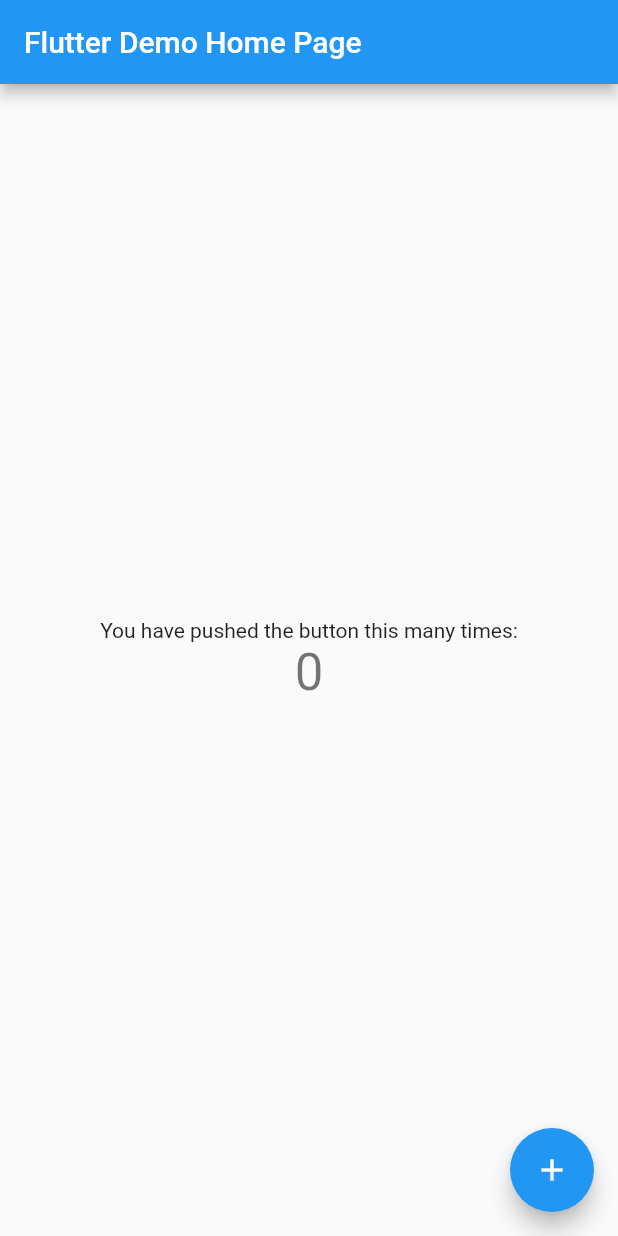
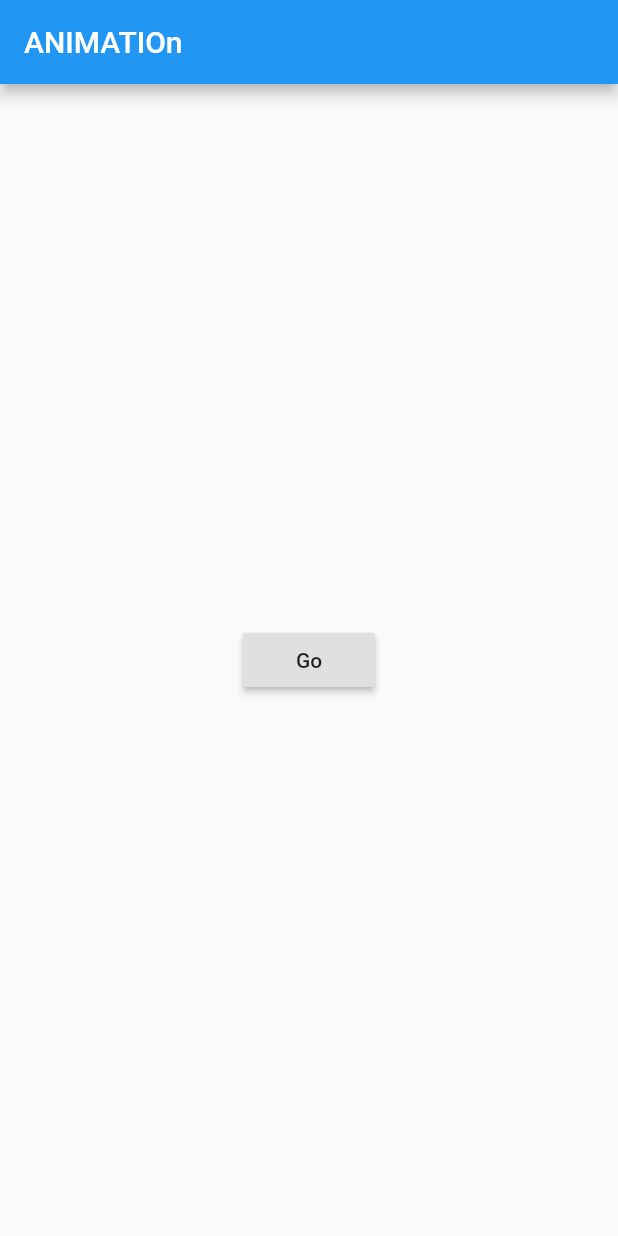
Before and after one commit to HirushaR/animation_app_01, a Flutter app: the screen it shows after launch, on a phone screen of 412 x 824 dp. Run offline on Flutter 3.47's test engine with Material 2 defaults, Android fonts, the phone set to English and light mode, and no system bars.

Commit message:
animation commit

```diff
--- a/lib/main.dart
+++ b/lib/main.dart
@@ -3,109 +3,63 @@ import 'package:flutter/material.dart';
 void main() => runApp(MyApp());
 
 class MyApp extends StatelessWidget {
-  // This widget is the root of your application.
   @override
   Widget build(BuildContext context) {
     return MaterialApp(
-      title: 'Flutter Demo',
-      theme: ThemeData(
-        // This is the theme of your application.
-        //
-        // Try running your application with "flutter run". You'll see the
-        // application has a blue toolbar. Then, without quitting the app, try
-        // changing the primarySwatch below to Colors.green and then invoke
-        // "hot reload" (press "r" in the console where you ran "flutter run",
-        // or simply save your changes to "hot reload" in a Flutter IDE).
-        // Notice that the counter didn't reset back to zero; the application
-        // is not restarted.
-        primarySwatch: Colors.blue,
-      ),
-      home: MyHomePage(title: 'Flutter Demo Home Page'),
+      home: LoginScreen(),
     );
   }
 }
 
-class MyHomePage extends StatefulWidget {
-  MyHomePage({Key key, this.title}) : super(key: key);
-
-  // This widget is the home page of your application. It is stateful, meaning
-  // that it has a State object (defined below) that contains fields that affect
-  // how it looks.
-
-  // This class is the configuration for the state. It holds the values (in this
-  // case the title) provided by the parent (in this case the App widget) and
-  // used by the build method of the State. Fields in a Widget subclass are
-  // always marked "final".
-
-  final String title;
-
-  @override
-  _MyHomePageState createState() => _MyHomePageState();
-}
-
-class _MyHomePageState extends State<MyHomePage> {
-  int _counter = 0;
-
-  void _incrementCounter() {
-    setState(() {
-      // This call to setState tells the Flutter framework that something has
-      // changed in this State, which causes it to rerun the build method below
-      // so that the display can reflect the updated values. If we changed
-      // _counter without calling setState(), then the build method would not be
-      // called again, and so nothing would appear to happen.
-      _counter++;
-    });
-  }
-
+class LoginScreen  extends StatelessWidget {
   @override
   Widget build(BuildContext context) {
-    // This method is rerun every time setState is called, for instance as done
-    // by the _incrementCounter method above.
-    //
-    // The Flutter framework has been optimized to make rerunning build methods
-    // fast, so that you can just rebuild anything that needs updating rather
-    // than having to individually change instances of widgets.
     return Scaffold(
       appBar: AppBar(
-        // Here we take the value from the MyHomePage object that was created by
-        // the App.build method, and use it to set our appbar title.
-        title: Text(widget.title),
+        title: Text('ANIMATIOn'),
       ),
       body: Center(
-        // Center is a layout widget. It takes a single child and positions it
-        // in the middle of the parent.
-        child: Column(
-          // Column is also a layout widget. It takes a list of children and
-          // arranges them vertically. By default, it sizes itself to fit its
-          // children horizontally, and tries to be as tall as its parent.
-          //
-          // Invoke "debug painting" (press "p" in the console, choose the
-          // "Toggle Debug Paint" action from the Flutter Inspector in Android
-          // Studio, or the "Toggle Debug Paint" command in Visual Studio Code)
-          // to see the wireframe for each widget.
-          //
-          // Column has various properties to control how it sizes itself and
-          // how it positions its children. Here we use mainAxisAlignment to
-          // center the children vertically; the main axis here is the vertical
-          // axis because Columns are vertical (the cross axis would be
-          // horizontal).
-          mainAxisAlignment: MainAxisAlignment.center,
-          children: <Widget>[
-            Text(
-              'You have pushed the button this many times:',
-            ),
-            Text(
-              '$_counter',
-              style: Theme.of(context).textTheme.display1,
-            ),
-          ],
+        child: RaisedButton(
+          child: Text('Go'),
+          onPressed: (){
+            Navigator.of(context).push(_createRoute());
+          },
         ),
+
       ),
-      floatingActionButton: FloatingActionButton(
-        onPressed: _incrementCounter,
-        tooltip: 'Increment',
-        child: Icon(Icons.add),
-      ), // This trailing comma makes auto-formatting nicer for build methods.
     );
   }
 }
+
+Route _createRoute() {
+  return PageRouteBuilder(
+    pageBuilder: (context, animation, secondaryAnimation) => Page2(),
+    transitionsBuilder: (context, animation, secondaryAnimation, child) {
+  var begin = Offset(0.0, 1.0);
+  var end = Offset.zero;
+  var curve = Curves.ease;
+
+  var tween = Tween(begin: begin, end: end);
+  var curvedAnimation = CurvedAnimation(
+   parent: animation,
+   curve: curve,
+  );
+
+  return SlideTransition(
+   position: tween.animate(curvedAnimation),
+   child: child,
+  );
+},
+  );
+}
+
+class Page2 extends StatelessWidget {
+  Widget build(BuildContext context) {
+    return Scaffold(
+      appBar: AppBar(),
+      body: Center(
+        child: Text('Page 2'),
+      ),
+    );
+  }
+}
```
